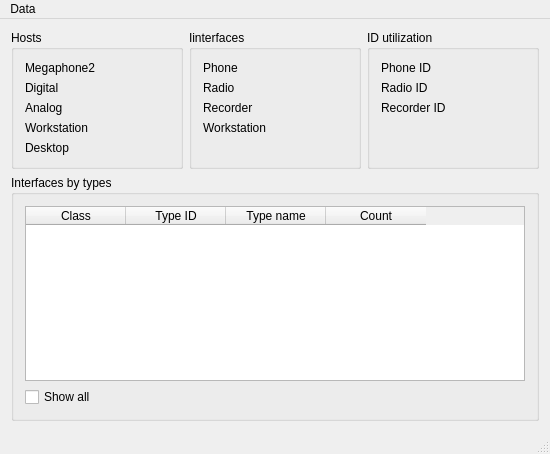
vadim-martynov/MegaStat, file mainwindow.ui: the form before one commit.
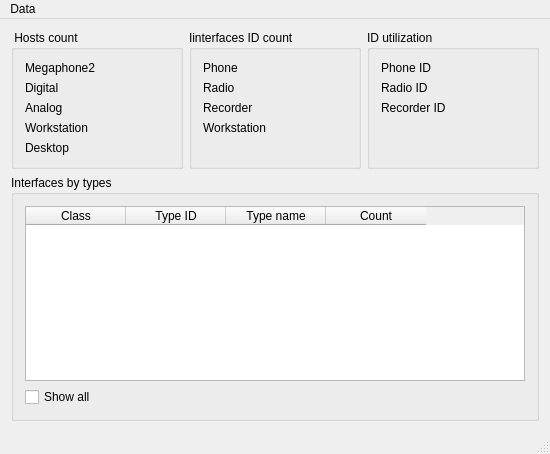
The form after the commit. Icons and pictures are not drawn.

Diff of the .ui file:
```diff
--- a/mainwindow.ui
+++ b/mainwindow.ui
@@ -24,7 +24,7 @@
       <item>
        <widget class="QGroupBox" name="groupBox_3">
         <property name="title">
-         <string>Hosts</string>
+         <string> Hosts count</string>
         </property>
         <layout class="QFormLayout" name="formLayout_3">
          <item row="0" column="0">
@@ -118,7 +118,7 @@
       <item>
        <widget class="QGroupBox" name="groupBox">
         <property name="title">
-         <string>Iinterfaces</string>
+         <string>Iinterfaces ID count</string>
         </property>
         <layout class="QFormLayout" name="formLayout">
          <item row="0" column="0">
```
Left out of the diff: 2 changed lines with no effect on the pictures.
